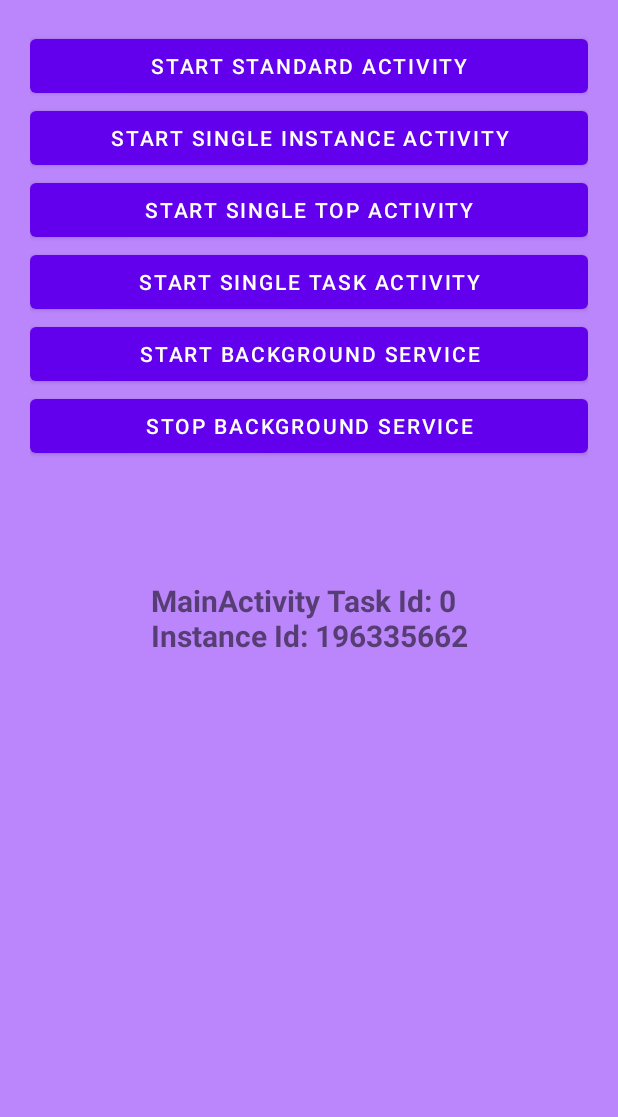
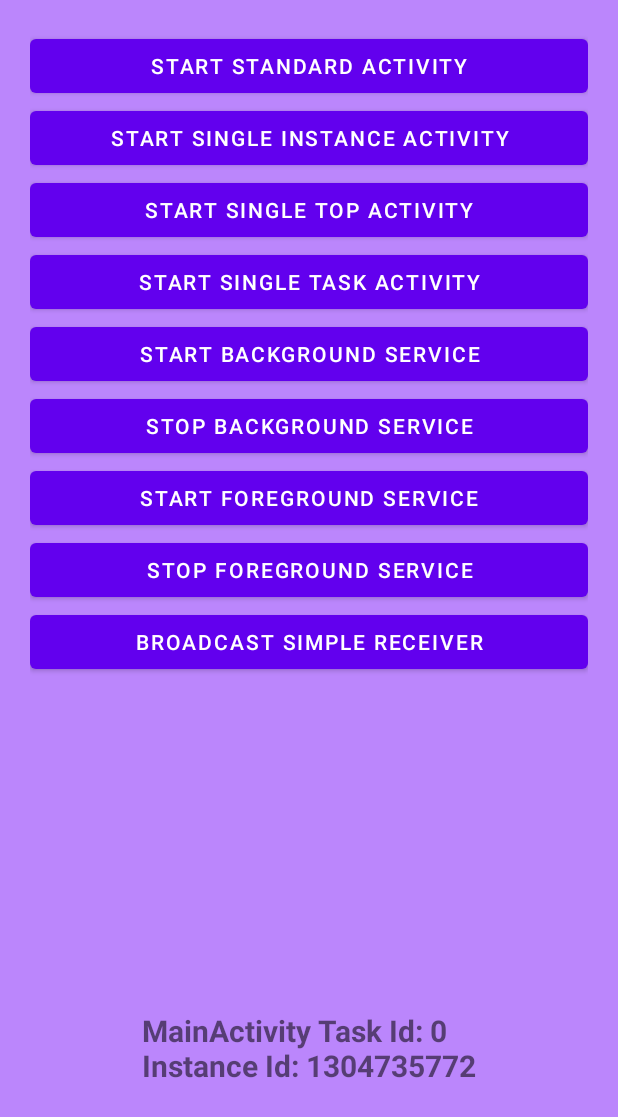
Before and after one commit to dantech0xff/AndroidFundamentalsByDanTech, an Android app: the screen it shows after launch (MainActivity), on a phone screen of 412 x 824 dp. Shown: the top 1117 px of the screen. Run offline under Robolectric (Android 15) with nearby library versions, the phone set to English and light mode, and no system bars; our stand-ins replace data binding.

Commit message:
Foreground Service x Simple Receiver

```diff
--- a/app/src/main/java/com/creative/androidfundamentalsbydantech/activity/MainActivity.kt
+++ b/app/src/main/java/com/creative/androidfundamentalsbydantech/activity/MainActivity.kt
@@ -1,6 +1,9 @@
 package com.creative.androidfundamentalsbydantech.activity
 
+import android.annotation.SuppressLint
 import android.content.Intent
+import android.content.IntentFilter
+import android.os.Build
 import android.os.Bundle
 import android.widget.Button
 import android.widget.TextView
@@ -10,12 +13,19 @@ import androidx.core.view.ViewCompat
 import androidx.core.view.WindowInsetsCompat
 import com.creative.androidfundamentalsbydantech.R
 import com.creative.androidfundamentalsbydantech.databinding.ActivityMainBinding
+import com.creative.androidfundamentalsbydantech.receiver.SimpleReceiver
 import com.creative.androidfundamentalsbydantech.service.BackgroundService
+import com.creative.androidfundamentalsbydantech.service.ForegroundService
 
 class MainActivity : AppCompatActivity() {
     private var viewBinding: ActivityMainBinding? = null
 
     private var bgServiceId: Int = 0
+    private var fgServiceId: Int = 1
+
+    private val simpleReceiver = SimpleReceiver()
+
+    @SuppressLint("UnspecifiedRegisterReceiverFlag")
     override fun onCreate(savedInstanceState: Bundle?) {
         super.onCreate(savedInstanceState)
         enableEdgeToEdge()
@@ -30,8 +40,29 @@ class MainActivity : AppCompatActivity() {
         registerClickEvent()
 
         viewBinding?.textView?.text = "MainActivity Task Id: ${this.taskId}\nInstance Id: ${this.hashCode()}"
+
+
+        // Register for Receiver, put it in onCreate of Activity
+        if (Build.VERSION.SDK_INT >= Build.VERSION_CODES.TIRAMISU) {
+            registerReceiver(simpleReceiver, IntentFilter().apply {
+                addAction(SimpleReceiver.SIMPLE_ACTION)
+            }, RECEIVER_NOT_EXPORTED)
+        } else {
+            registerReceiver(simpleReceiver, IntentFilter().apply {
+                addAction(SimpleReceiver.SIMPLE_ACTION)
+            })
+        }
+
+
     }
 
+    override fun onDestroy() {
+        super.onDestroy()
+
+// Unregister for Receiver, put it in onDestroy of Activity
+        unregisterReceiver(simpleReceiver)
+
+    }
 
     private fun startBackgroundService(id: Int) {
         val intent = Intent(this, BackgroundService::class.java).putExtra("dataField", "data_$id")
@@ -59,6 +90,24 @@ class MainActivity : AppCompatActivity() {
             stopBackgroundServiceButton.setOnClickListener {
                 stopService(Intent(this@MainActivity, BackgroundService::class.java))
             }
+
+            startForeGroundServiceButton.setOnClickListener {
+                ++fgServiceId
+                val intent = Intent(this@MainActivity, ForegroundService::class.java)
+                    .putExtra("dataField", "data_$fgServiceId")
+                    .putExtra("id", fgServiceId)
+                if (Build.VERSION.SDK_INT >= Build.VERSION_CODES.O) {
+                    startForegroundService(intent)
+                } else {
+                    startService(intent)
+                }
+            }
+            stopForegroundServiceButton.setOnClickListener {
+                stopService(Intent(this@MainActivity, ForegroundService::class.java))
+            }
+            broadcastSimpleReceiverButton.setOnClickListener {
+                sendBroadcast(Intent(SimpleReceiver.SIMPLE_ACTION))
+            }
         }
     }
 }
--- a/app/src/main/res/layout/activity_main.xml
+++ b/app/src/main/res/layout/activity_main.xml
@@ -46,6 +46,23 @@
                 android:text="Stop Background Service"
                 android:layout_width="match_parent"
                 android:layout_height="wrap_content"/>
+
+            <Button
+                android:id="@+id/startForeGroundServiceButton"
+                android:text="Start Foreground Service"
+                android:layout_width="match_parent"
+                android:layout_height="wrap_content"/>
+            <Button
+                android:id="@+id/stopForegroundServiceButton"
+                android:text="Stop Foreground Service"
+                android:layout_width="match_parent"
+                android:layout_height="wrap_content"/>
+
+            <Button
+                android:id="@+id/broadcastSimpleReceiverButton"
+                android:text="Broadcast Simple Receiver"
+                android:layout_width="match_parent"
+                android:layout_height="wrap_content"/>
         </LinearLayout>
         <TextView
             android:id="@+id/textView"
@@ -53,11 +70,11 @@
             android:textStyle="bold"
             android:layout_width="wrap_content"
             android:layout_height="wrap_content"
+            android:layout_marginBottom="100dp"
             android:text="Hello World, This is Main Activity!"
             app:layout_constraintBottom_toBottomOf="parent"
             app:layout_constraintLeft_toLeftOf="parent"
-            app:layout_constraintRight_toRightOf="parent"
-            app:layout_constraintTop_toTopOf="parent" />
+            app:layout_constraintRight_toRightOf="parent" />
 
     </androidx.constraintlayout.widget.ConstraintLayout>
 </layout>
```
Also changed, not shown: app/src/main/AndroidManifest.xml (+19 -2 lines), app/src/main/java/com/creative/androidfundamentalsbydantech/receiver/SimpleReceiver.kt (added, +35 -0 lines), app/src/main/java/com/creative/androidfundamentalsbydantech/service/ForegroundService.kt (+71 -0 lines).
